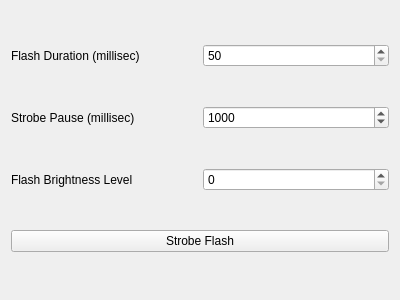
The window that lanstrobeform.ui (jpietrzak8/Lanterne) describes before a commit, drawn with Qt 5.
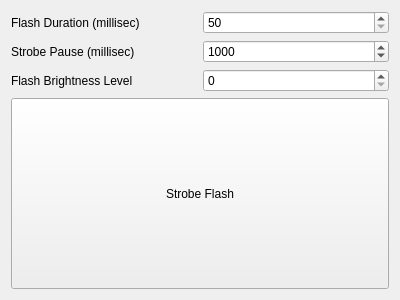
The same window after the commit.

The edit to the form file:
```diff
--- a/lanstrobeform.ui
+++ b/lanstrobeform.ui
@@ -81,6 +81,12 @@
    </item>
    <item>
     <widget class="QPushButton" name="strobeFlashButton">
+     <property name="sizePolicy">
+      <sizepolicy hsizetype="Minimum" vsizetype="Minimum">
+       <horstretch>0</horstretch>
+       <verstretch>0</verstretch>
+      </sizepolicy>
+     </property>
      <property name="text">
       <string>Strobe Flash</string>
      </property>
```
